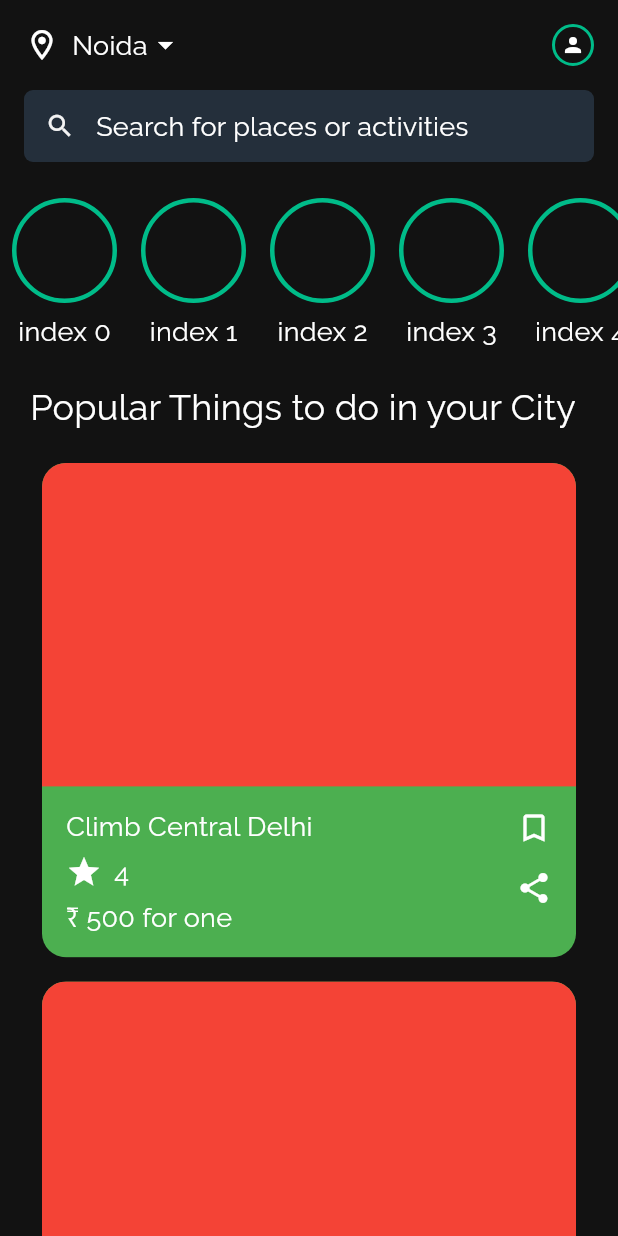
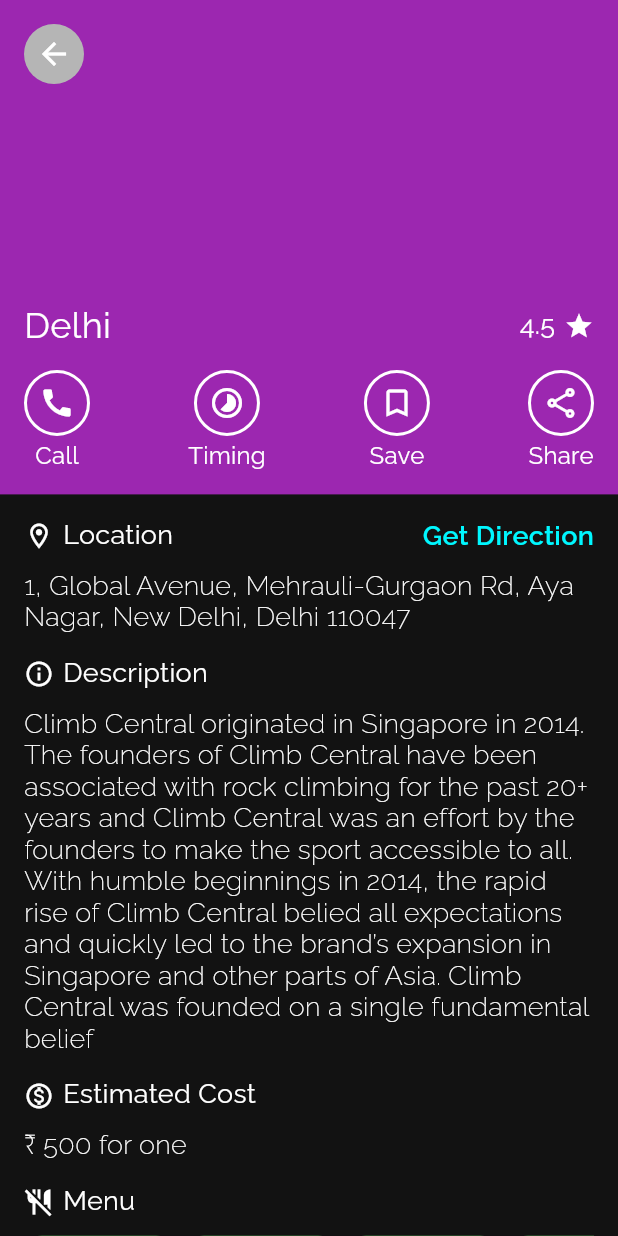
Before and after one commit to hiashutoshsingh/zest, a Flutter app: the screen it shows after launch, after a tap on "Climb Central Delhi", on a phone screen of 412 x 824 dp. Run offline on Flutter 3.47's test engine with Material 2 defaults, Android fonts, the phone set to English and light mode, and no system bars; our stand-ins replace google_fonts.

Commit message:
place info widget

```diff
--- a/lib/routes/app_routes.dart
+++ b/lib/routes/app_routes.dart
@@ -1,6 +1,7 @@
 import 'package:flutter/material.dart';
 import 'package:zest/screens/home_screen.dart';
 import 'package:zest/screens/on_boarding_screen.dart';
+import 'package:zest/screens/place_screen.dart';
 import 'package:zest/screens/splash_screen.dart';
 
 class AppRoutes {
@@ -8,6 +9,7 @@
     HomeScreen.route: (BuildContext context) => HomeScreen(),
     SplashScreen.route: (BuildContext context) => SplashScreen(),
     OnBoardingScreen.route: (BuildContext context) => OnBoardingScreen(),
+    PlaceScreen.route: (BuildContext context) => PlaceScreen(),
   };
 
   Map<String, WidgetBuilder> appRoutes() {
--- /dev/null
+++ b/lib/screens/place_screen.dart
@@ -0,0 +1,316 @@
+import 'package:flutter/material.dart';
+import 'package:zest/theme/app_theme.dart';
+import 'package:zest/widgets/menu_list.dart';
+import 'package:zest/widgets/place_known_widget.dart';
+
+class PlaceScreen extends StatelessWidget {
+  static final String route = 'place_screen';
+
+  @override
+  Widget build(BuildContext context) {
+    return Scaffold(
+      backgroundColor: AppColor.black,
+      body: SafeArea(
+        child: SingleChildScrollView(
+          child: Column(
+            children: [
+              Stack(
+                children: [
+                  Container(
+                    color: Colors.purple,
+                    height: MediaQuery.of(context).size.height * 0.4,
+                  ),
+                  Padding(
+                    padding: const EdgeInsets.all(16.0),
+                    child: InkWell(
+                      onTap: () => Navigator.pop(context),
+                      child: Container(
+                        decoration: BoxDecoration(
+                          shape: BoxShape.circle,
+                          color: AppColor.lightGrey,
+                        ),
+                        child: Padding(
+                          padding: const EdgeInsets.all(8.0),
+                          child: Icon(
+                            Icons.arrow_back,
+                            size: 24,
+                            color: AppColor.white,
+                          ),
+                        ),
+                      ),
+                    ),
+                  ),
+                  Positioned(
+                    bottom: 0,
+                    child: Container(
+                      width: MediaQuery.of(context).size.width,
+                      child: Padding(
+                        padding: const EdgeInsets.all(16.0),
+                        child: Column(
+                          crossAxisAlignment: CrossAxisAlignment.start,
+                          children: [
+                            Row(
+                              mainAxisAlignment: MainAxisAlignment.spaceBetween,
+                              children: [
+                                Text(
+                                  'Delhi',
+                                  style: AppTextStyles.regularTextStyle.copyWith(
+                                    fontSize: 24,
+                                  ),
+                                ),
+                                Row(
+                                  crossAxisAlignment: CrossAxisAlignment.start,
+                                  children: [
+                                    Text(
+                                      '4.5',
+                                      style: AppTextStyles.regularTextStyle,
+                                    ),
+                                    SizedBox(
+                                      width: 6,
+                                    ),
+                                    Padding(
+                                      padding: const EdgeInsets.only(
+                                        top: 2,
+                                      ),
+                                      child: Icon(
+                                        Icons.star,
+                                        size: 20,
+                                        color: AppColor.white,
+                                      ),
+                                    ),
+                                  ],
+                                ),
+                              ],
+                            ),
+                            SizedBox(
+                              height: 16,
+                            ),
+                            Row(
+                              mainAxisAlignment: MainAxisAlignment.spaceBetween,
+                              children: [
+                                _placeInfoIcon(Icons.call, 'Call'),
+                                _placeInfoIcon(Icons.timelapse, 'Timing'),
+                                _placeInfoIcon(Icons.bookmark_border, 'Save'),
+                                _placeInfoIcon(Icons.share_outlined, 'Share'),
+                              ],
+                            ),
+                          ],
+                        ),
+                      ),
+                    ),
+                  ),
+                ],
+              ),
+              Padding(
+                padding: const EdgeInsets.all(16.0),
+                child: Column(
+                  crossAxisAlignment: CrossAxisAlignment.start,
+                  children: [
+                    Row(
+                      mainAxisAlignment: MainAxisAlignment.spaceBetween,
+                      children: [
+                        Row(
+                          crossAxisAlignment: CrossAxisAlignment.start,
+                          children: [
+                            Padding(
+                              padding: const EdgeInsets.only(
+                                top: 2,
+                              ),
+                              child: Icon(
+                                Icons.location_on_outlined,
+                                size: 20,
+                                color: AppColor.white,
+                              ),
+                            ),
+                            SizedBox(
+                              width: 6,
+                            ),
+                            Text(
+                              'Location',
+                              style: AppTextStyles.regularTextStyle,
+                            ),
+                          ],
+                        ),
+                        Text(
+                          'Get Direction',
+                          style: AppTextStyles.semiBoldTextStyle.copyWith(
+                            color: AppColor.teal,
+                          ),
+                        ),
+                      ],
+                    ),
+                    SizedBox(
+                      height: 12,
+                    ),
+                    Text(
+                      '1, Global Avenue, Mehrauli-Gurgaon Rd, Aya Nagar, New Delhi, Delhi 110047',
+                      style: AppTextStyles.thinTextStyle,
+                    ),
+                    SizedBox(
+                      height: 16,
+                    ),
+                    Row(
+                      crossAxisAlignment: CrossAxisAlignment.start,
+                      children: [
+                        Padding(
+                          padding: const EdgeInsets.only(
+                            top: 2,
+                          ),
+                          child: Icon(
+                            Icons.info_outline,
+                            size: 20,
+                            color: AppColor.white,
+                          ),
+                        ),
+                        SizedBox(
+                          width: 6,
+                        ),
+                        Text(
+                          'Description',
+                          style: AppTextStyles.regularTextStyle,
+                        ),
+                      ],
+                    ),
+                    SizedBox(
+                      height: 12,
+                    ),
+                    Text(
+                      'Climb Central originated in Singapore in 2014. The founders of Climb Central have been associated with rock climbing for the past 20+ years and Climb Central was an effort by the founders to make the sport accessible to all. With humble beginnings in 2014, the rapid rise of Climb Central belied all expectations and quickly led to the brand’s expansion in Singapore and other parts of Asia. Climb Central was founded on a single fundamental belief',
+                      style: AppTextStyles.thinTextStyle,
+                    ),
+                    SizedBox(
+                      height: 16,
+                    ),
+                    Row(
+                      crossAxisAlignment: CrossAxisAlignment.start,
+                      children: [
+                        Padding(
+                          padding: const EdgeInsets.only(
+                            top: 2,
+                          ),
+                          child: Icon(
+                            Icons.monetization_on_outlined,
+                            size: 20,
+                            color: AppColor.white,
+                          ),
+                        ),
+                        SizedBox(
+                          width: 6,
+                        ),
+                        Text(
+                          'Estimated Cost',
+                          style: AppTextStyles.regularTextStyle,
+                        ),
+                      ],
+                    ),
+                    SizedBox(
+                      height: 12,
+                    ),
+                    Text(
+                      '₹ 500 for one',
+                      style: AppTextStyles.thinTextStyle,
+                    ),
+                    SizedBox(
+                      height: 16,
+                    ),
+                    Row(
+                      crossAxisAlignment: CrossAxisAlignment.start,
+                      children: [
+                        Padding(
+                          padding: const EdgeInsets.only(
+                            top: 2,
+                          ),
+                          child: Icon(
+                            Icons.no_meals_outlined,
+                            size: 20,
+                            color: AppColor.white,
+                          ),
+                        ),
+                        SizedBox(
+                          width: 6,
+                        ),
+                        Text(
+                          'Menu',
+                          style: AppTextStyles.regularTextStyle,
+                        ),
+                      ],
+                    ),
+                    SizedBox(
+                      height: 12,
+                    ),
+                    Container(
+                      height: 120,
+                      child: MenuList(),
+                    ),
+                    SizedBox(
+                      height: 16,
+                    ),
+                    Row(
+                      crossAxisAlignment: CrossAxisAlignment.start,
+                      children: [
+                        Padding(
+                          padding: const EdgeInsets.only(
+                            top: 2,
+                          ),
+                          child: Icon(
+                            Icons.people_alt_outlined,
+                            size: 20,
+                            color: AppColor.white,
+                          ),
+                        ),
+                        SizedBox(
+                          width: 6,
+                        ),
+                        Text(
+                          'People say this place is known for',
+                          style: AppTextStyles.regularTextStyle,
+                        ),
+                      ],
+                    ),
+                    SizedBox(
+                      height: 12,
+                    ),
+                    PlaceKnownList(),
+                  ],
+                ),
+              ),
+            ],
+          ),
+        ),
+      ),
+    );
+  }
+
+  Widget _placeInfoIcon(IconData iconData, String title) {
+    return Column(
+      children: [
+        Container(
+          decoration: BoxDecoration(
+            border: Border.all(
+              color: AppColor.white,
+              width: 2,
+            ),
+            shape: BoxShape.circle,
+          ),
+          child: Padding(
+            padding: const EdgeInsets.all(8.0),
+            child: Icon(
+              iconData,
+              size: 24,
+              color: AppColor.white,
+            ),
+          ),
+        ),
+        SizedBox(
+          height: 4,
+        ),
+        Text(
+          title,
+          style: AppTextStyles.regularTextStyle.copyWith(
+            fontSize: 16,
+          ),
+        ),
+      ],
+    );
+  }
+}
--- a/lib/theme/app_theme.dart
+++ b/lib/theme/app_theme.dart
@@ -35,11 +35,12 @@
 class AppColor {
   static Color black = Color(0xff121212);
   static Color white = Colors.white;
-  static Color lightWhite = Color(0xffF3F3F3);
+  static Color lightWhite = Color(0xFFFFFFC2);
   static Color teal = Color(0xff00F7FF);
   static Color lightGreen = Color(0xff00FFB6);
   static Color darkPink = Color(0xffD11B70);
   static Color darkGreen = Color(0xff00BC89);
   static Color purple = Color(0xff7C1BD1);
   static Color lightPink = Color(0xffE37BD6);
+  static Color lightGrey = Color(0xffB5B5B5);
 }
--- a/lib/widgets/list_popular_things_widget.dart
+++ b/lib/widgets/list_popular_things_widget.dart
@@ -1,4 +1,5 @@
 import 'package:flutter/material.dart';
+import 'package:zest/screens/place_screen.dart';
 import 'package:zest/theme/app_theme.dart';
 import 'package:zest/widgets/popular_thing_widget.dart';
 
@@ -25,7 +26,12 @@
         return Padding(
           padding: const EdgeInsets.all(8.0),
           child: InkWell(
-            onTap: () {},
+            onTap: () {
+              Navigator.pushNamed(
+                context,
+                PlaceScreen.route,
+              );
+            },
             child: PopularThingWidget(
               title: 'Climb Central Delhi',
               rating: '4',
--- /dev/null
+++ b/lib/widgets/menu_list.dart
@@ -0,0 +1,25 @@
+import 'package:flutter/material.dart';
+
+class MenuList extends StatelessWidget {
+  @override
+  Widget build(BuildContext context) {
+    return ListView.builder(
+      shrinkWrap: true,
+      itemCount: 10,
+      scrollDirection: Axis.horizontal,
+      itemBuilder: (context, index) {
+        return Padding(
+          padding: const EdgeInsets.only(right: 8),
+          child: ClipRRect(
+            borderRadius: BorderRadius.circular(12.0),
+            child: Container(
+              height: 100,
+              width: 100,
+              color: Colors.green,
+            ),
+          ),
+        );
+      },
+    );
+  }
+}
--- /dev/null
+++ b/lib/widgets/place_known_widget.dart
@@ -0,0 +1,38 @@
+import 'package:flutter/material.dart';
+import 'package:zest/theme/app_theme.dart';
+
+class PlaceKnownList extends StatelessWidget {
+  @override
+  Widget build(BuildContext context) {
+    return Wrap(
+      spacing: 12,
+      runSpacing: 16,
+      children: [
+        _item('Amazing Place'),
+        _item('Great Vibe'),
+        _item('18+'),
+        _item('Happy Place'),
+        _item('Fun'),
+      ],
+    );
+  }
+
+  Widget _item(String title) {
+    return Container(
+      decoration: BoxDecoration(
+        border: Border.all(
+          color: AppColor.white,
+          width: 1.5,
+        ),
+        borderRadius: BorderRadius.circular(24),
+      ),
+      child: Padding(
+        padding: const EdgeInsets.all(4.0) + EdgeInsets.symmetric(horizontal: 12),
+        child: Text(
+          title,
+          style: AppTextStyles.thinTextStyle,
+        ),
+      ),
+    );
+  }
+}
```
